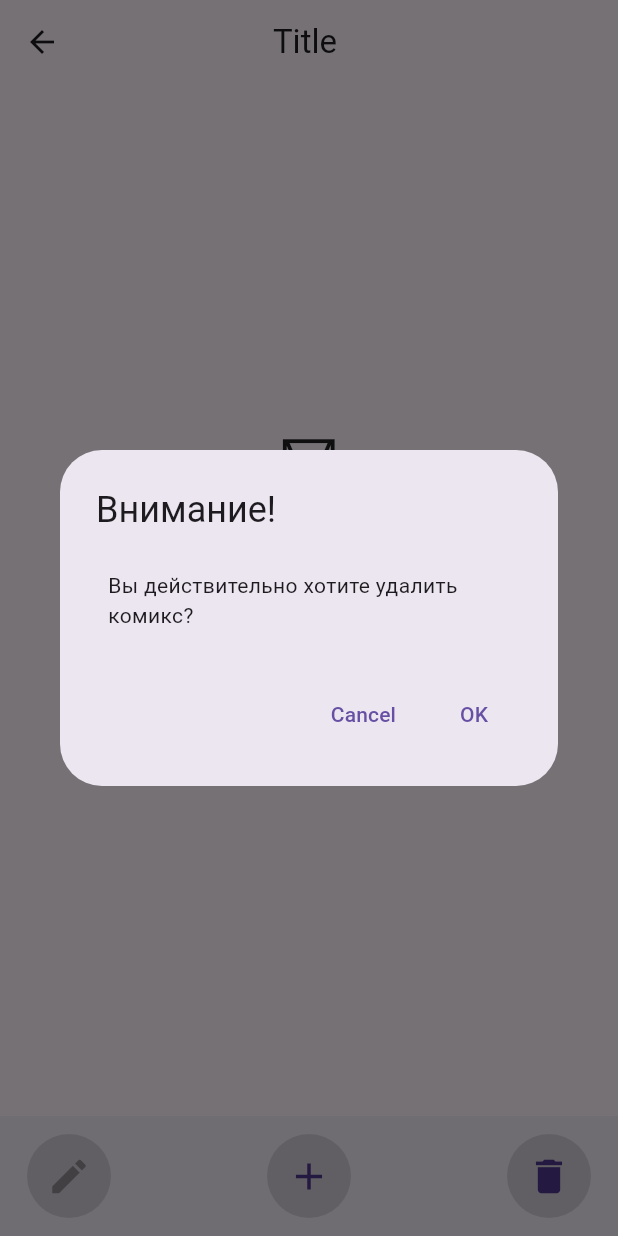
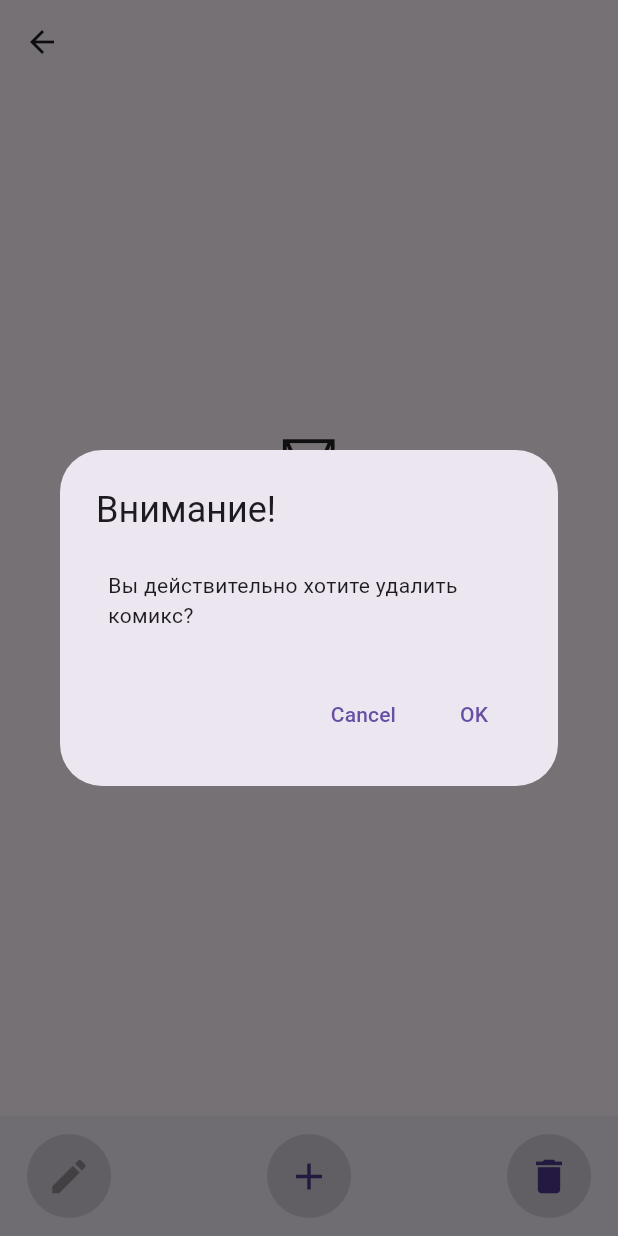
Before and after one commit to Street02krutoy/techarrow_mobile, a Flutter app: the ComicsScreen screen opened directly with empty values, after a tap on the "delete" icon, on a phone screen of 412 x 824 dp. Run offline on Flutter 3.47's test engine with Material 3 defaults, Android fonts, the phone set to English and light mode, and no system bars; our stand-ins replace carousel_slider, flutter_colorpicker, fluttertoast, image_picker, material_symbols_icons; missing offline and left inert: dart:ffi.

Commit message:
я пытался

```diff
--- a/lib/screens/comics/comics_screen.dart
+++ b/lib/screens/comics/comics_screen.dart
@@ -68,13 +68,16 @@ class _ComicsScreenState extends State<ComicsScreen> {
             return img.Image(1, 1);
           }).toList())
               .createCollage()));
+
+      print(ApplicationStorage()
+          .getLocalFileSync("/${widget.title}/$index/preview.png"));
       previews.add(Image.file(ApplicationStorage()
           .getLocalFileSync("/${widget.title}/$index/preview.png")));
     }
 
     return Scaffold(
       appBar: AppBar(
-        title: Text("Title ${widget.title}"),
+        title: Text(widget.title),
         centerTitle: true,
       ),
       body: Center(
--- a/lib/screens/main/main_screen.dart
+++ b/lib/screens/main/main_screen.dart
@@ -36,6 +36,9 @@ class _MainScreenState extends State<MainScreen> {
             (25 * (size.aspectRatio < 1 ? 6 : 0.1))) /
         2;
     final double itemWidth = size.width / (size.aspectRatio < 1 ? 2 : 4);
+
+    print(
+        ApplicationStorage().getPreview(_data[0].title, itemWidth, itemHeight));
 
     return Scaffold(
         appBar: AppBar(
@@ -103,7 +106,8 @@ class _MainScreenState extends State<MainScreen> {
                               }));
                             },
                             child: ComicsCardWidget(
-                                image: ApplicationStorage().getPreview(comics.title, itemWidth, itemHeight),
+                                image: ApplicationStorage().getPreview(
+                                    comics.title, itemWidth, itemHeight),
                                 title: Text(
                                   comics.title,
                                   style: const TextStyle(
--- a/lib/storage/storage.dart
+++ b/lib/storage/storage.dart
@@ -53,7 +53,7 @@ class ApplicationStorage {
     _localPathSync = await _localPath;
   }
 
-  Future<void> createComics(String title) async {
+  Future createComics(String title) async {
     final Directory dir = getLocalDirectorySync("/$title");
     if (dir.existsSync()) {
       throw Exception("Comics alerady exists");
@@ -142,12 +142,15 @@ class ApplicationStorage {
 
   Image getPreview(String title, double width, double height) {
     try {
+      print(1211);
       File file = getLocalFileSync("/$title/0/preview.png");
       if (!file.existsSync()) {
+        print(222);
         return Image.asset("assets/empty.png", width: width, height: height);
       }
       return Image.file(file, width: width, height: height);
     } catch (e) {
+      print("AAA");
       return Image.asset("assets/empty.png", width: width, height: height);
     }
   }
```
Also changed, not shown: lib/screens/main/ui/create_dialog.dart (+5 -3 lines).
